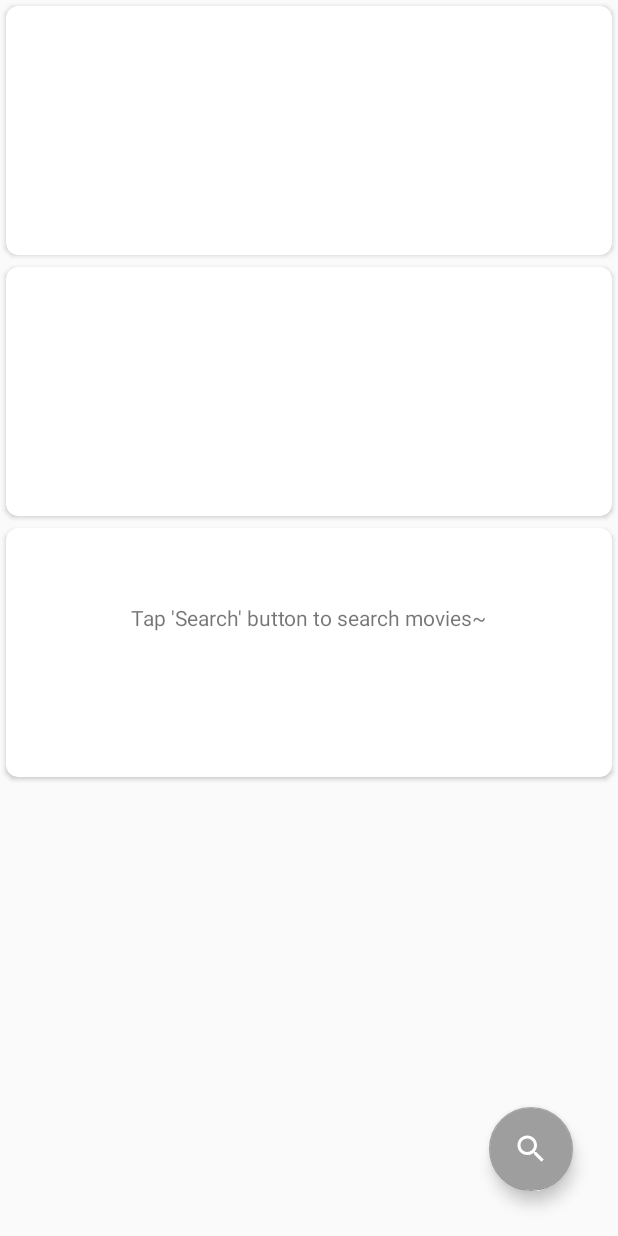
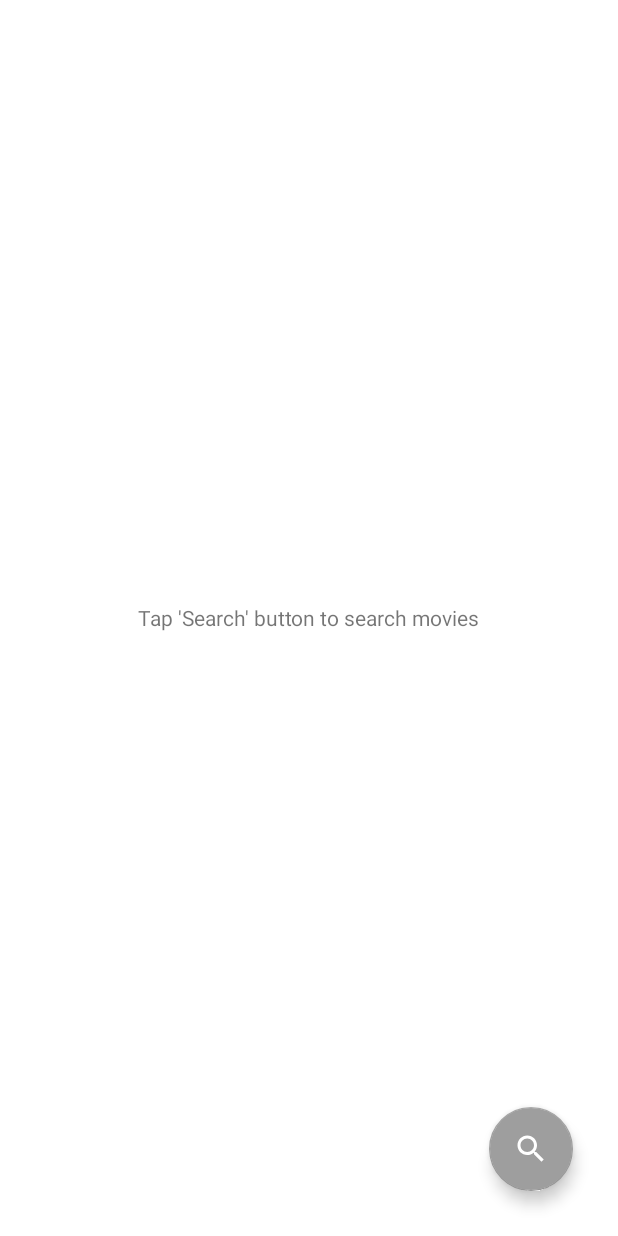
Before and after one commit to datafrey/movies, an Android app: the layout fragment_movies_search.xml on its own in the app's theme, with its tools: preview values and no code run, on a phone screen of 412 x 824 dp. Run offline under Robolectric (Android 15) with nearby library versions, the phone set to English and light mode, and no system bars.

Commit message:
Fixes for placeholder views and refactoring

```diff
--- a/app/src/main/java/com/datafrey/movies/fragments/MoviesSearchFragment.kt
+++ b/app/src/main/java/com/datafrey/movies/fragments/MoviesSearchFragment.kt
@@ -52,7 +52,7 @@ class MoviesSearchFragment : Fragment() {
         viewModel.occurredException.observe(viewLifecycleOwner, Observer {
             it?.let {
                 toast(it.message!!)
-                viewModel.cleanFoundMoviesList()
+                viewModel.clearFoundMoviesList()
                 viewModel.uiReactedToOccuredException()
             }
         })
--- a/app/src/main/java/com/datafrey/movies/repository/SavedMoviesRepository.kt
+++ b/app/src/main/java/com/datafrey/movies/repository/SavedMoviesRepository.kt
@@ -60,8 +60,8 @@ class SavedMoviesRepository(database: SavedMoviesDatabase) {
     suspend fun refreshMovieInfo(imdbId: String) {
         with(Dispatchers.IO) {
             try {
-                val newMovieInfo = OmdbApi.service.getMovieByImdbId(imdbId)
-                savedMoviesDao.update(newMovieInfo.toDatabaseMovieInfo())
+                val freshMovieInfo = OmdbApi.service.getMovieByImdbId(imdbId)
+                savedMoviesDao.update(freshMovieInfo.toDatabaseMovieInfo())
             } catch (uhe: UnknownHostException) {
                 _occurredException.postValue(UnknownHostException("Connection error."))
             } catch (e: Exception) {
--- a/app/src/main/java/com/datafrey/movies/viewmodels/MoviesSearchViewModel.kt
+++ b/app/src/main/java/com/datafrey/movies/viewmodels/MoviesSearchViewModel.kt
@@ -15,7 +15,7 @@ class MoviesSearchViewModel : ViewModel() {
     val foundMoviesList: LiveData<List<DomainShortMovieInfo>>
         get() = _foundMoviesList
 
-    val foundMoviesListIsEmpty: LiveData<Boolean>
+    val isFoundMoviesListEmpty: LiveData<Boolean>
         get() = Transformations.map(_foundMoviesList) { it.isEmpty() }
 
     private val _occurredException = MutableLiveData<Exception?>()
@@ -26,7 +26,7 @@ class MoviesSearchViewModel : ViewModel() {
         _occurredException.value = null
     }
 
-    fun cleanFoundMoviesList() {
+    fun clearFoundMoviesList() {
         _foundMoviesList.value = listOf()
     }
 
--- a/app/src/main/res/layout/fragment_movies_search.xml
+++ b/app/src/main/res/layout/fragment_movies_search.xml
@@ -1,9 +1,10 @@
 <?xml version="1.0" encoding="utf-8"?>
 <layout xmlns:android="http://schemas.android.com/apk/res/android"
-    xmlns:tools="http://schemas.android.com/tools"
-    xmlns:app="http://schemas.android.com/apk/res-auto">
+    xmlns:app="http://schemas.android.com/apk/res-auto"
+    xmlns:tools="http://schemas.android.com/tools">
 
     <data>
+
         <variable
             name="viewModel"
             type="com.datafrey.movies.viewmodels.MoviesSearchViewModel" />
@@ -20,29 +21,37 @@
             android:layout_width="match_parent"
             android:layout_height="wrap_content"
             app:layoutManager="androidx.recyclerview.widget.GridLayoutManager"
+            app:listData="@{viewModel.foundMoviesList}"
             app:spanCount="@integer/column_count"
-            tools:listitem="@layout/movie_item"
-            app:listData="@{viewModel.foundMoviesList}"/>
+            tools:listitem="@layout/movie_item" />
+
+        <RelativeLayout
+            android:id="@+id/placeholderView"
+            android:layout_width="match_parent"
+            android:layout_height="match_parent"
+            android:background="@android:color/white"
+            android:visibility="@{viewModel.isFoundMoviesListEmpty ? View.VISIBLE : View.GONE}">
+
+            <TextView
+                android:id="@+id/foundMoviesListHintTextView"
+                android:layout_width="wrap_content"
+                android:layout_height="wrap_content"
+                android:layout_centerHorizontal="true"
+                android:layout_centerVertical="true"
+                android:text="Tap 'Search' button to search movies" />
+
+        </RelativeLayout>
 
         <com.google.android.material.floatingactionbutton.FloatingActionButton
             android:id="@+id/searchFloatingActionButton"
             android:layout_width="wrap_content"
             android:layout_height="wrap_content"
+            android:layout_alignParentEnd="true"
+            android:layout_alignParentBottom="true"
             android:layout_marginEnd="30dp"
             android:layout_marginBottom="30dp"
             android:clickable="true"
-            android:src="@drawable/ic_white_search_24"
-            android:layout_alignParentBottom="true"
-            android:layout_alignParentEnd="true" />
-
-        <TextView
-            android:id="@+id/foundMoviesListHintTextView"
-            android:layout_width="wrap_content"
-            android:layout_height="wrap_content"
-            android:text="Tap 'Search' button to search movies~"
-            android:visibility="@{viewModel.foundMoviesListIsEmpty ? View.VISIBLE : View.GONE}"
-            android:layout_centerVertical="true"
-            android:layout_centerHorizontal="true" />
+            android:src="@drawable/ic_white_search_24" />
 
     </RelativeLayout>
 </layout>
```
Also changed, not shown: app/src/main/java/com/datafrey/movies/fragments/MovieInfoFragment.kt (+9 -13 lines), app/src/main/java/com/datafrey/movies/viewmodels/MovieInfoViewModel.kt (+5 -5 lines), app/src/main/res/layout/fragment_movie_info.xml (+15 -4 lines).
